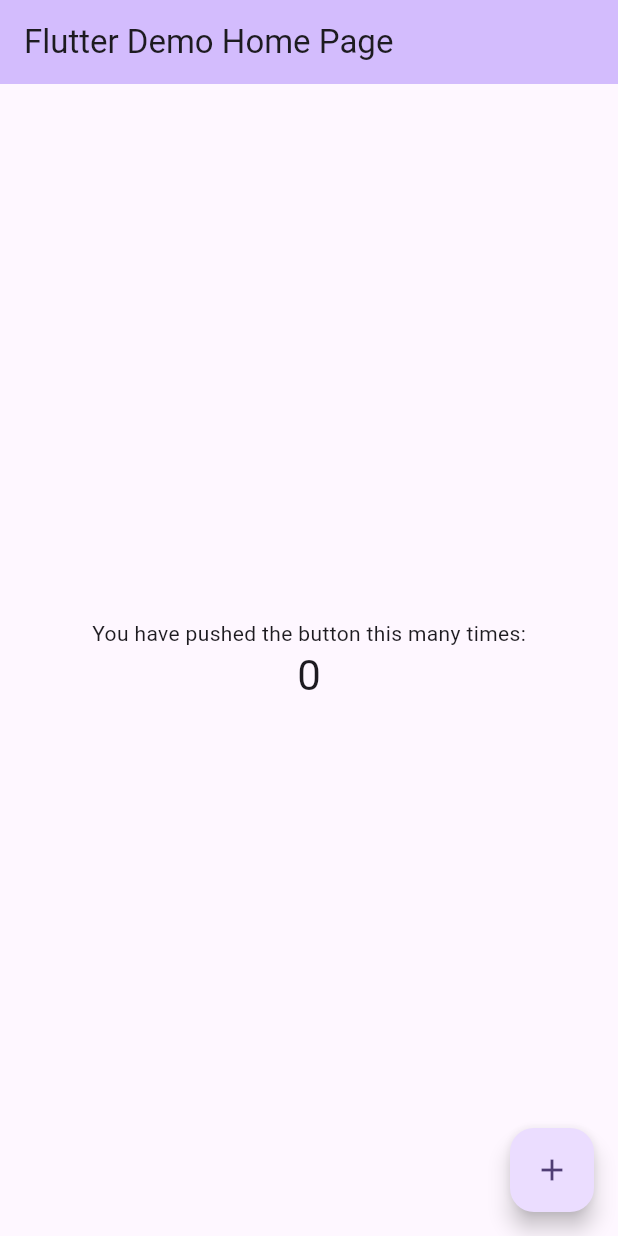
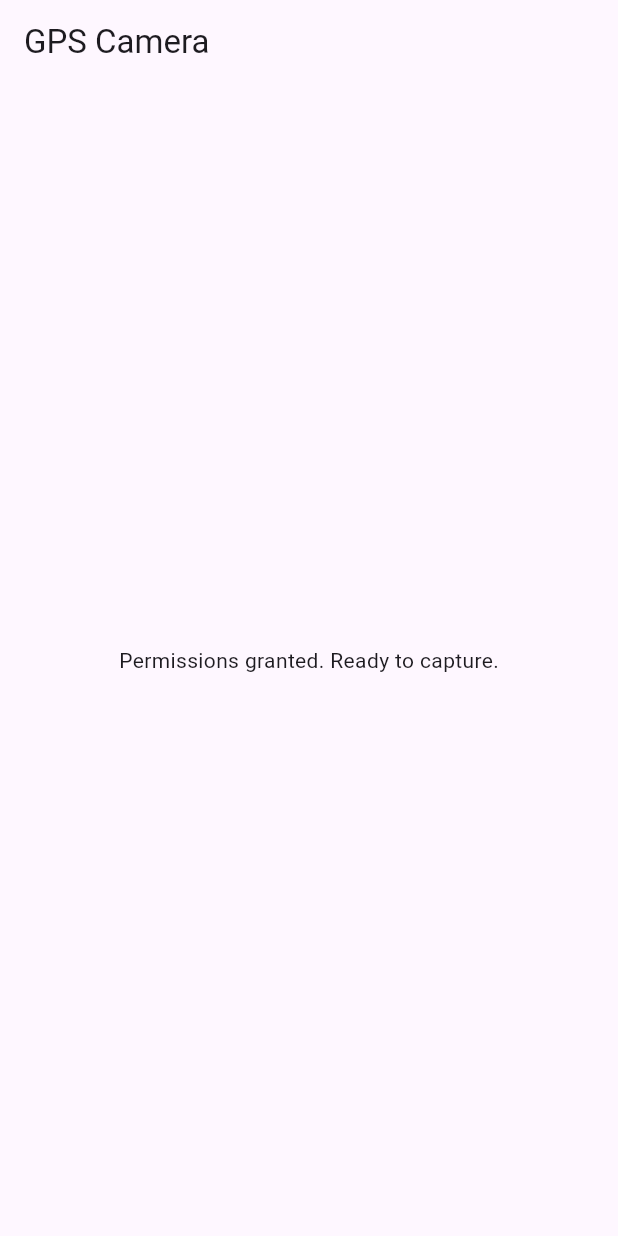
Before and after one commit to krishna3554/GPS_Camera, a Flutter app: the screen it shows after launch, on a phone screen of 412 x 824 dp. Run offline on Flutter 3.47's test engine with Material 3 defaults, Android fonts, the light colour scheme and no system bars; our stand-ins replace permission_handler.

Commit message:
Add cross-platform camera/location permission setup

```diff
--- a/lib/main.dart
+++ b/lib/main.dart
@@ -1,4 +1,6 @@
 import 'package:flutter/material.dart';
+
+import 'splash_screen.dart';
 
 void main() {
   runApp(const MyApp());
@@ -10,60 +12,12 @@ class MyApp extends StatelessWidget {
   @override
   Widget build(BuildContext context) {
     return MaterialApp(
-      title: 'Flutter Demo',
+      title: 'GPS Camera',
       theme: ThemeData(
-        // FIXED: Added 'ColorScheme' before .fromSeed
         colorScheme: ColorScheme.fromSeed(seedColor: Colors.deepPurple),
         useMaterial3: true,
       ),
-      home: const MyHomePage(title: 'Flutter Demo Home Page'),
+      home: const SplashScreen(),
     );
   }
 }
-
-class MyHomePage extends StatefulWidget {
-  const MyHomePage({super.key, required this.title});
-
-  final String title;
-
-  @override
-  State<MyHomePage> createState() => _MyHomePageState();
-}
-
-class _MyHomePageState extends State<MyHomePage> {
-  int _counter = 0;
-
-  void _incrementCounter() {
-    setState(() {
-      _counter++;
-    });
-  }
-
-  @override
-  Widget build(BuildContext context) {
-    return Scaffold(
-      appBar: AppBar(
-        backgroundColor: Theme.of(context).colorScheme.inversePrimary,
-        title: Text(widget.title),
-      ),
-      body: Center(
-        child: Column(
-          // FIXED: Added 'MainAxisAlignment' before .center
-          mainAxisAlignment: MainAxisAlignment.center,
-          children: <Widget>[
-            const Text('You have pushed the button this many times:'),
-            Text(
-              '$_counter',
-              style: Theme.of(context).textTheme.headlineMedium,
-            ),
-          ],
-        ),
-      ),
-      floatingActionButton: FloatingActionButton(
-        onPressed: _incrementCounter,
-        tooltip: 'Increment',
-        child: const Icon(Icons.add),
-      ),
-    );
-  }
-}
--- a/pubspec.yaml
+++ b/pubspec.yaml
@@ -34,6 +34,7 @@ dependencies:
   # The following adds the Cupertino Icons font to your application.
   # Use with the CupertinoIcons class for iOS style icons.
   cupertino_icons: ^1.0.8
+  permission_handler: ^12.0.0+1
 
 dev_dependencies:
   flutter_test:
```
Also changed, not shown: lib/splash_screen.dart (added, +101 -0 lines), 3 other files.
